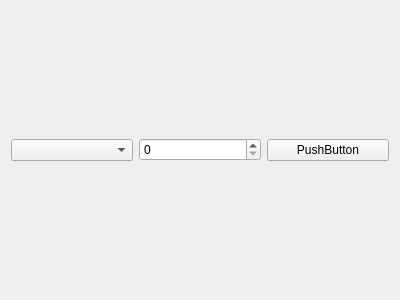
Old version of the form widgets/widgets/moduleselectorwidget.ui in the repository Arklog/x4StationGenerator.
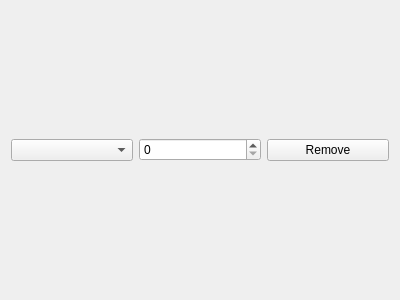
New version of the form.

```diff
--- a/widgets/widgets/moduleselectorwidget.ui
+++ b/widgets/widgets/moduleselectorwidget.ui
@@ -23,7 +23,7 @@
             <item>
                 <widget class="QPushButton" name="pushButton">
                     <property name="text">
-                        <string>PushButton</string>
+      <string>Remove</string>
                     </property>
                 </widget>
             </item>
```
Lines whose indentation alone changed are shown as unchanged.
